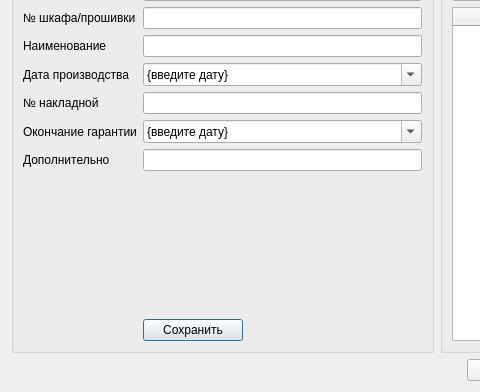
The window that Remont/editdevicedlg.ui (AlexeyScherbakov2021/Remont2) describes before a commit, drawn with Qt 5; both pictures show x 0 to 480 and y 89 to 481 of the 1015 by 481 pixel window.
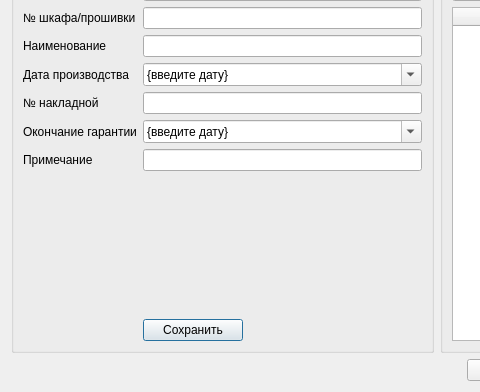
The same window after the commit. Icons and pictures are not drawn. Custom widgets are drawn as their Qt base class.

What changed in the file:
```diff
--- a/Remont/editdevicedlg.ui
+++ b/Remont/editdevicedlg.ui
@@ -208,7 +208,7 @@
         <item row="6" column="0">
          <widget class="QLabel" name="label_4">
           <property name="text">
-           <string>Дополнительно</string>
+           <string>Примечание</string>
           </property>
          </widget>
         </item>
```
Left out of the diff: 10 changed lines with no effect on the pictures.
